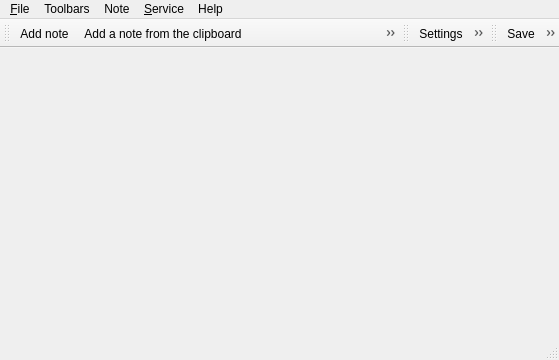
Old version of the form Manager/Manager.ui in the repository gil9red/NotesManager.
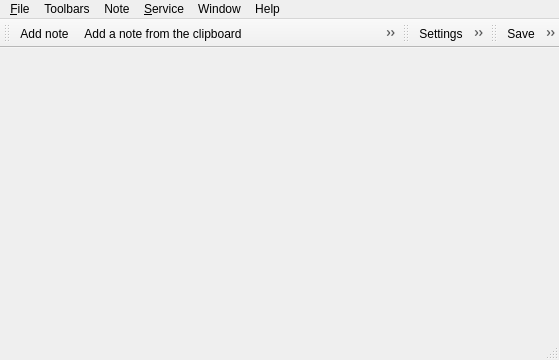
New version of the form. Icons and pictures are not drawn. Custom widgets are drawn as their Qt base class.

The edit to the form file:
```diff
--- a/Manager/Manager.ui
+++ b/Manager/Manager.ui
@@ -140,10 +140,18 @@
     <addaction name="actionPrintNote"/>
     <addaction name="actionPreviewPrintNote"/>
    </widget>
+   <widget class="QMenu" name="menuWindow">
+    <property name="title">
+     <string>Window</string>
+    </property>
+    <addaction name="actionFull_screen"/>
+    <addaction name="actionShowSidebar"/>
+   </widget>
    <addaction name="menuFile"/>
    <addaction name="menuToolbars"/>
    <addaction name="menuNote"/>
    <addaction name="menuService"/>
+   <addaction name="menuWindow"/>
    <addaction name="menuHelp"/>
   </widget>
   <widget class="QStatusBar" name="statusBar"/>
```
Left out of the diff: 41 changed lines with no effect on the pictures.
